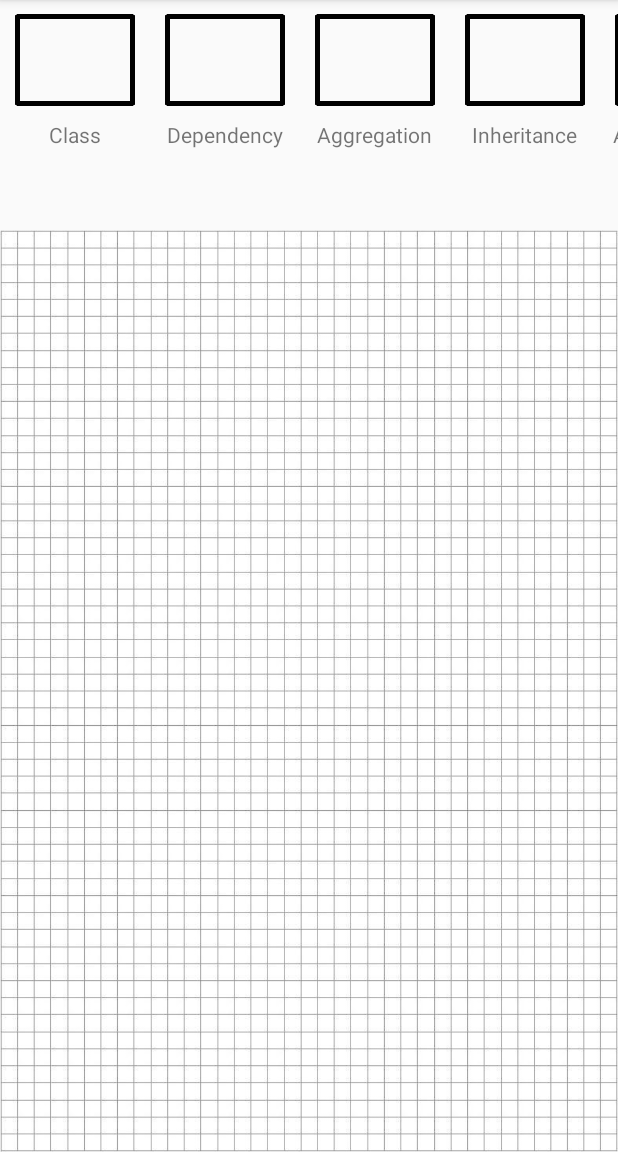
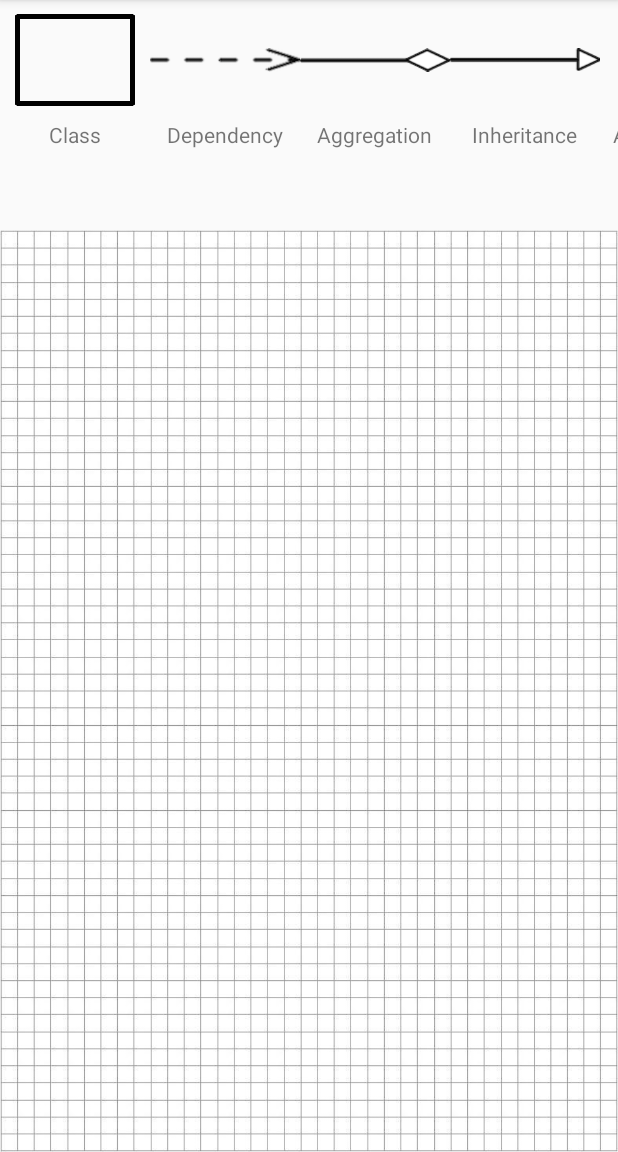
Before and after one commit to dilyar85/VioletDroid, an Android app: the screen it shows after launch (MainActivity), on a phone screen of 412 x 824 dp, the part 84-1236 px from its top. Run offline under Robolectric (Android 15) with nearby library versions, the phone set to English and light mode, and no system bars; our stand-ins replace ButterKnife.

Commit message:
Update recycleview

```diff
--- a/app/src/main/java/com/github/dilyar85/violetdroid/MainActivity.java
+++ b/app/src/main/java/com/github/dilyar85/violetdroid/MainActivity.java
@@ -1,6 +1,8 @@
 package com.github.dilyar85.violetdroid;
 
+import android.content.ClipData;
 import android.os.Bundle;
+import android.support.v4.app.ListFragment;
 import android.support.v4.view.ViewPager;
 import android.support.v7.app.AppCompatActivity;
 import android.support.v7.widget.LinearLayoutManager;
@@ -11,11 +13,13 @@ import com.github.dilyar85.violetdroid.adapter.ViewPagerAdapter;
 
 import butterknife.BindView;
 import butterknife.ButterKnife;
+import android.app.Activity;
+
 
 /**
  * MainActivity class
  */
-public class MainActivity extends AppCompatActivity {
+public class MainActivity extends AppCompatActivity{
 
     final static String LOG_TAG = MainActivity.class.getSimpleName();
 
@@ -30,7 +34,7 @@ public class MainActivity extends AppCompatActivity {
 
 
     @Override
-    protected void onCreate(Bundle savedInstanceState) {
+    public void onCreate(Bundle savedInstanceState) {
 
         super.onCreate(savedInstanceState);
         setContentView(R.layout.activity_main);
@@ -39,8 +43,6 @@ public class MainActivity extends AppCompatActivity {
         initView();
 
     }
-
-
 
     /**
      * Init views
@@ -62,4 +64,7 @@ public class MainActivity extends AppCompatActivity {
 
     }
 
+
+
+
 }
--- a/app/src/main/res/layout/item_element.xml
+++ b/app/src/main/res/layout/item_element.xml
@@ -1,15 +1,15 @@
 <?xml version="1.0" encoding="utf-8"?>
 <LinearLayout xmlns:android="http://schemas.android.com/apk/res/android"
-              android:orientation="vertical"
+    xmlns:app="http://schemas.android.com/apk/res-auto"
+    android:orientation="vertical"
               android:layout_width="100dp"
               android:layout_height="match_parent">
-
-
         <ImageView
             android:src="@drawable/rectangle"
             android:id="@+id/element_imageview"
             android:layout_width="match_parent"
             android:layout_height="80dp"/>
+
         <TextView
             android:layout_gravity="center"
             android:id="@+id/element_desc_textview"
```
Also changed, not shown: app/src/main/res/drawable/aggregation.png (added), app/src/main/res/drawable/dependency.png (added), app/src/main/res/drawable/inheritance.png (added), app/src/main/res/drawable/sequenc_rectangle_call.png (added), app/src/main/res/drawable/sequence_line.png (added), app/src/main/res/drawable/sequence_rectangle.png (added).
